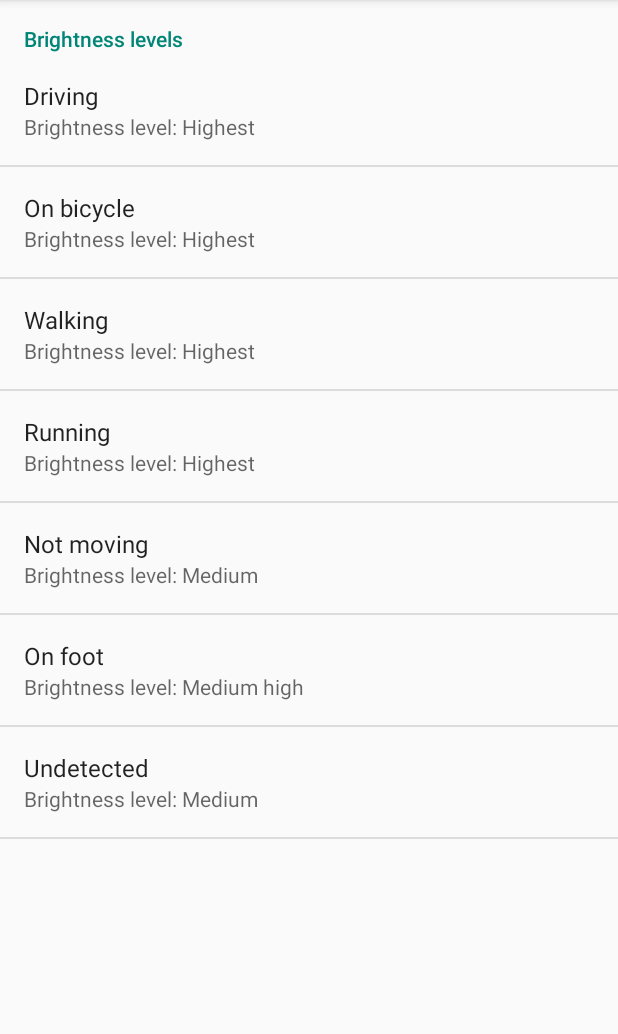
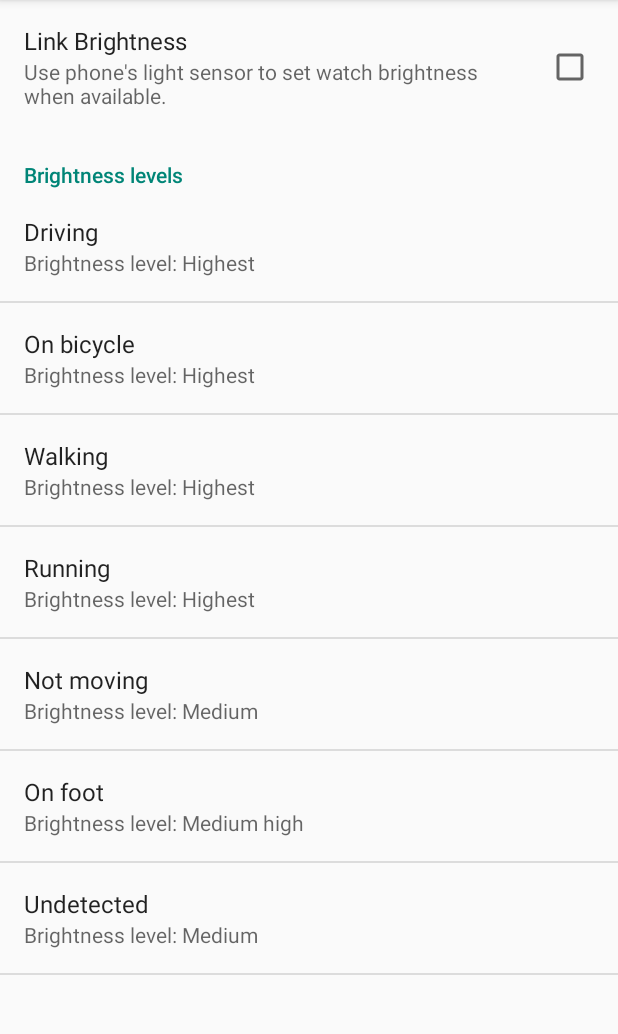
Before and after one commit to velazcod/wear-display-brightness, an Android app: the screen it shows after launch (BrightnessLevelsPreferenceActivity), on a phone screen of 412 x 824 dp, the part 84-1118 px from its top. Run offline under Robolectric (Android 15) with nearby library versions, the phone set to English and light mode, and no system bars; 1 statement that could not run was skipped.

Commit message:
make link brightness a setting

```diff
--- a/mobile/src/main/java/com/danvelazco/wear/displaybrightness/BrightnessLevelsPreferenceActivity.java
+++ b/mobile/src/main/java/com/danvelazco/wear/displaybrightness/BrightnessLevelsPreferenceActivity.java
@@ -6,6 +6,7 @@ import android.app.ListFragment;
 import android.content.Intent;
 import android.os.Build;
 import android.os.Bundle;
+import android.preference.CheckBoxPreference;
 import android.preference.ListPreference;
 import android.preference.Preference;
 import android.preference.PreferenceFragment;
@@ -13,6 +14,8 @@ import android.view.Menu;
 import android.view.MenuInflater;
 import android.view.MenuItem;
 import android.view.Window;
+
+import com.danvelazco.wear.displaybrightness.service.ScreenMonitorService;
 import com.danvelazco.wear.displaybrightness.shared.BrightnessLevel;
 import com.danvelazco.wear.displaybrightness.util.ActivityRecognitionHelper;
 
@@ -31,6 +34,7 @@ public class BrightnessLevelsPreferenceActivity extends Activity {
     public final static String KEY_LEVEL_STILL = "level_still";
     public final static String KEY_LEVEL_ON_FOOT = "level_on_foot";
     public final static String KEY_LEVEL_UNKNOWN = "level_unknown";
+    public final static String KEY_LINK_BRIGHTNESS = "link_brightness";
 
     // Default values
     public final static int DEFAULT_LEVEL_DRIVING = BrightnessLevel.HIGHEST;
@@ -112,6 +116,7 @@ public class BrightnessLevelsPreferenceActivity extends Activity {
             Preference.OnPreferenceChangeListener {
 
         // Preference items
+        private CheckBoxPreference mPreferenceLink;
         private ListPreference mPreferenceDriving;
         private ListPreference mPreferenceBicyle;
         private ListPreference mPreferenceWalking;
@@ -160,6 +165,9 @@ public class BrightnessLevelsPreferenceActivity extends Activity {
 
             mPreferenceUnknown = (ListPreference) findPreference(KEY_LEVEL_UNKNOWN);
             mPreferenceUnknown.setOnPreferenceChangeListener(this);
+
+            mPreferenceLink = (CheckBoxPreference) findPreference(KEY_LINK_BRIGHTNESS);
+            mPreferenceLink.setOnPreferenceChangeListener(this);
         }
 
         /**
@@ -177,6 +185,14 @@ public class BrightnessLevelsPreferenceActivity extends Activity {
         @Override
         public boolean onPreferenceChange(Preference preference, Object newValue) {
             switch (preference.getKey()) {
+                case KEY_LINK_BRIGHTNESS:
+                    Intent screenMonitorService = new Intent(getActivity(), ScreenMonitorService.class);
+                    if ((boolean)newValue){
+                        getActivity().startService(screenMonitorService);
+                    }else{
+                        getActivity().stopService(screenMonitorService);
+                    }
+                    return true;
                 case KEY_LEVEL_DRIVING:
                     setBrightnessLevelPreferenceSummary(mPreferenceDriving, getPreferenceEntryLabel(mPreferenceDriving,
                             (CharSequence) newValue));
--- a/mobile/src/main/res/values/strings.xml
+++ b/mobile/src/main/res/values/strings.xml
@@ -15,6 +15,8 @@
     <string name="lbl_activity_still">Not moving</string>
     <string name="lbl_activity_on_foot">On foot</string>
     <string name="lbl_activity_unknown">Undetected</string>
+    <string name="lbl_link_brightness">Link Brightness</string>
+    <string name="dsc_link_brightness">Use phone\'s light sensor to set watch brightness when available.</string>
 
     <string-array name="brightness_levels_array">
         <item>Lowest</item>
--- a/mobile/src/main/res/xml/pref_brightness_levels.xml
+++ b/mobile/src/main/res/xml/pref_brightness_levels.xml
@@ -1,5 +1,10 @@
 <?xml version="1.0" encoding="utf-8"?>
 <PreferenceScreen xmlns:android="http://schemas.android.com/apk/res/android">
+
+    <CheckBoxPreference
+        android:key="link_brightness"
+        android:title="@string/lbl_link_brightness"
+        android:summary="@string/dsc_link_brightness"/>
 
     <PreferenceCategory android:title="Brightness levels">
 
```
Also changed, not shown: mobile/src/main/java/com/danvelazco/wear/displaybrightness/DebugActivity.java (+0 -9 lines), mobile/src/main/java/com/danvelazco/wear/displaybrightness/receiver/BootReceiver.java (+8 -2 lines), mobile/src/main/java/com/danvelazco/wear/displaybrightness/service/ScreenMonitorService.java (+7 -2 lines).
